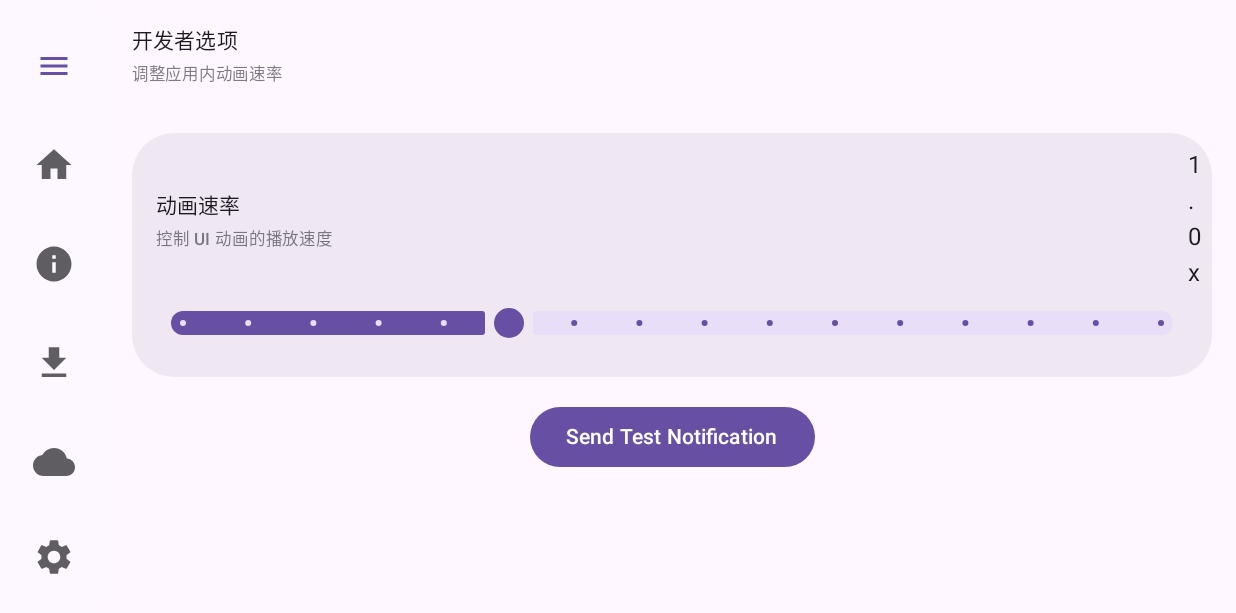
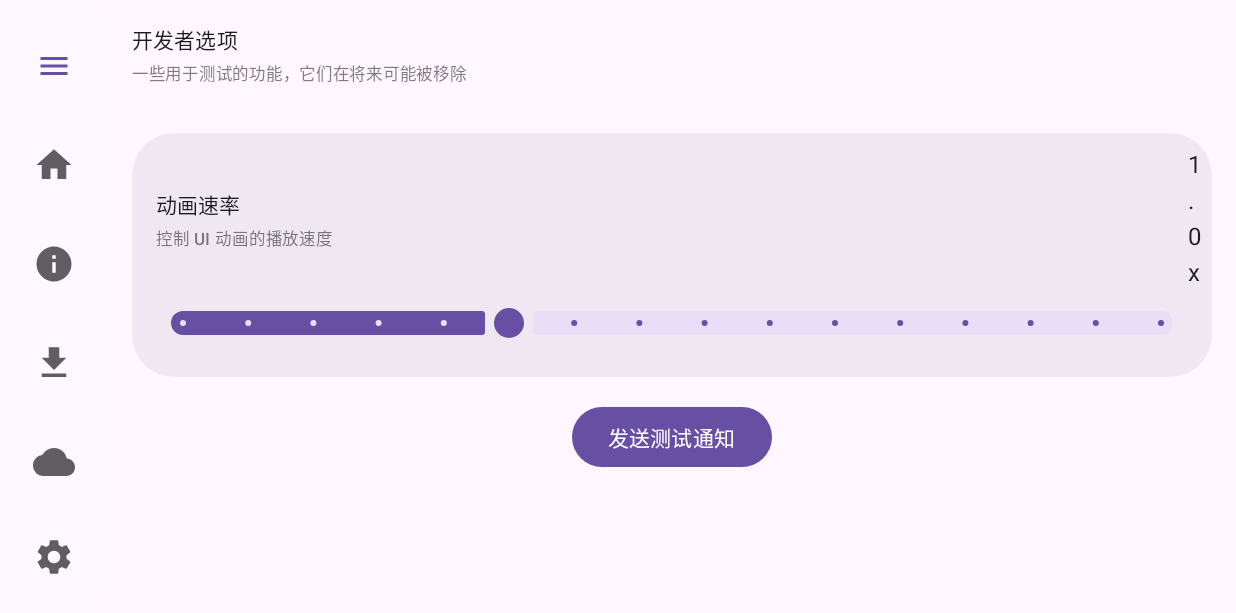
Before and after one commit to LanRhyme/ShardLauncher, an Android app built with Jetpack Compose: the DeveloperOptionsScreen screen opened through its navigation route, on a phone screen of 824 x 412 dp (held sideways). Shown: the top 613 px of the screen. Run offline under Robolectric (Android 15) with nearby library versions, the phone set to English and light mode, and no system bars.

Commit message:
通知功能初步实现

```diff
--- a/app/src/main/java/com/lanrhyme/shardlauncher/MainActivity.kt
+++ b/app/src/main/java/com/lanrhyme/shardlauncher/MainActivity.kt
@@ -528,15 +528,17 @@ fun NotificationOverlay(
     // Notification sidebar content
     AnimatedVisibility(
         visible = showSidebar,
-        enter = slideInHorizontally { it },
-        exit = slideOutHorizontally { it }
+        enter = slideInHorizontally(initialOffsetX = { it }),
+        exit = slideOutHorizontally(targetOffsetX = { it })
     ) {
-        Box(modifier = Modifier.fillMaxSize()) { // This Box provides the scope for .align()
+        Row(
+            modifier = Modifier.fillMaxSize(),
+            horizontalArrangement = Arrangement.End
+        ) {
             Surface(
                 modifier = Modifier
                     .fillMaxHeight()
                     .fillMaxWidth(0.8f)
-                    .align(Alignment.CenterEnd)
                     .clickable(enabled = false) {},
                 shape = RoundedCornerShape(topStart = 22.dp, bottomStart = 22.dp),
                 color = MaterialTheme.colorScheme.surface.copy(alpha = 0.95f),
--- a/app/src/main/java/com/lanrhyme/shardlauncher/ui/developeroptions/DeveloperOptionsScreen.kt
+++ b/app/src/main/java/com/lanrhyme/shardlauncher/ui/developeroptions/DeveloperOptionsScreen.kt
@@ -44,7 +44,7 @@ fun DeveloperOptionsScreen(
         ) {
             TitleAndSummary(
                 title = "开发者选项",
-                summary = "调整应用内动画速率"
+                summary = "一些用于测试的功能，它们在将来可能被移除"
             )
 
             Spacer(modifier = Modifier.height(32.dp))
@@ -72,7 +72,7 @@ private fun TestNotificationSender() {
 
     Box(modifier = Modifier.fillMaxWidth()) {
         Button(onClick = { expanded = true }, modifier = Modifier.align(Alignment.Center)) {
-            Text("Send Test Notification")
+            Text("发送测试通知")
         }
 
         DropdownMenu(
@@ -94,7 +94,7 @@ private fun sendTestNotification(type: NotificationType) {
     val notification = when (type) {
         NotificationType.Temporary -> Notification.Temporary("Temporary Notification", "This is a temporary notification.")
         NotificationType.Normal -> Notification.Normal("Normal Notification", "This is a normal notification.")
-        NotificationType.Progress -> Notification.Progress("Progress Notification", "This is a progress notification.", 0.5f)
+        NotificationType.Progress -> Notification.Progress("Progress Notification", "This is a progress notification.", 0.3f)
         NotificationType.Warning -> Notification.Warning("Warning Notification", "This is a warning notification.")
         NotificationType.Error -> Notification.Error("Error Notification", "This is an error notification.")
     }
```
